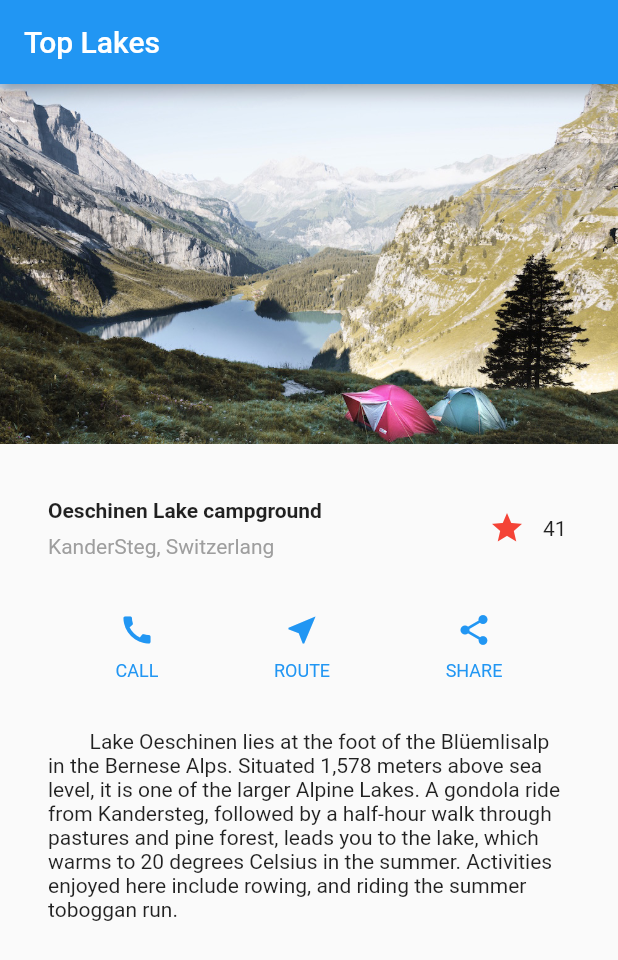
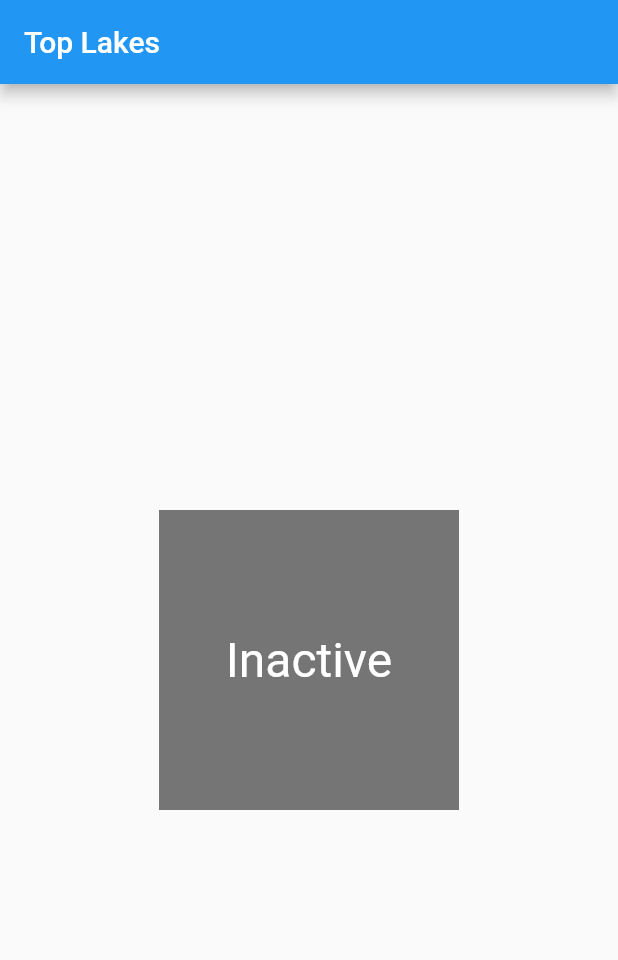
Before and after one commit to ggggxiaolong/flutter_app, a Flutter app: the screen it shows after launch, on a phone screen of 412 x 824 dp. Shown: the top 960 px of the screen. Run offline on Flutter 3.47's test engine with Material 2 defaults, Android fonts, the phone set to English and light mode, and no system bars.

Commit message:
widget manage its own state

```diff
--- a/lib/main.dart
+++ b/lib/main.dart
@@ -5,148 +5,51 @@ void main() => runApp(new MyApp());
 class MyApp extends StatelessWidget {
   @override
   Widget build(BuildContext context) {
-    final Widget titleSection = new Container(
-      padding: const EdgeInsets.all(32.0),
-      child: new Row(
-        children: <Widget>[
-          new Expanded(
-            child: new Column(
-              crossAxisAlignment: CrossAxisAlignment.start,
-              children: <Widget>[
-                new Container(
-                  padding: const EdgeInsets.only(bottom: 8.0),
-                  child: new Text(
-                    'Oeschinen Lake campground',
-                    style: new TextStyle(
-                      fontWeight: FontWeight.bold,
-                    ),
-                  ),
-                ),
-                new Text(
-                  'KanderSteg, Switzerlang',
-                  style: new TextStyle(
-                    color: Colors.grey[500],
-                  ),
-                ),
-              ],
-            ),
-          ),
-          new FavoriteWidget(),
-        ],
-      ),
-    );
-
-    final Widget buttonSection = new Container(
-      child: new Row(
-        mainAxisAlignment: MainAxisAlignment.spaceEvenly,
-        children: <Widget>[
-          _buildButtonColum(context, Icons.call, 'CALL'),
-          _buildButtonColum(context, Icons.near_me, 'ROUTE'),
-          _buildButtonColum(context, Icons.share, 'SHARE'),
-        ],
-      ),
-    );
-
-    final textSection = new Container(
-      padding: const EdgeInsets.all(32.0),
-      child: new Text(
-        '''
-        Lake Oeschinen lies at the foot of the Blüemlisalp in the Bernese Alps. Situated 1,578 meters above sea level, it is one of the larger Alpine Lakes. A gondola ride from Kandersteg, followed by a half-hour walk through pastures and pine forest, leads you to the lake, which warms to 20 degrees Celsius in the summer. Activities enjoyed here include rowing, and riding the summer toboggan run.
-        ''',
-        softWrap: true,
-      ),
-    );
-
     return new MaterialApp(
       title: 'Flutter Demo',
-      theme: new ThemeData(
-        primarySwatch: Colors.blue,
-      ),
       home: new Scaffold(
         appBar: new AppBar(
           title: new Text('Top Lakes'),
         ),
-        body: new ListView(
-          children: <Widget>[
-            new Image.asset(
-              'images/lake.jpg',
-              width: 600.0,
-              height: 240.0,
-              fit: BoxFit.cover,
-            ),
-            titleSection,
-            buttonSection,
-            textSection,
-          ],
+        body: new Center(
+          child: new TapboxA(),
         ),
       ),
     );
   }
-
-  Column _buildButtonColum(BuildContext context, IconData icon, String label){
-    final Color color = Theme.of(context).primaryColor;
-
-    return new Column(
-      mainAxisSize: MainAxisSize.min,
-      mainAxisAlignment: MainAxisAlignment.center,
-      children: <Widget>[
-        new Icon(icon, color: color,),
-        new Container(
-          margin: const EdgeInsets.only(top: 8.0),
-          child: new Text(
-            label,
-            style: new TextStyle(
-              fontSize: 12.0,
-              fontWeight: FontWeight.w400,
-              color: color,
-            ),
-          ),
-        )
-      ],
-    );
-  }
 }
 
-class FavoriteWidget extends StatefulWidget {
+class TapboxA extends StatefulWidget {
+  TapboxA({Key key}) : super(key: key);
   @override
-    _FavoriteWidgetState createState() => new _FavoriteWidgetState();
+    _TapboxState createState() => new _TapboxState();
 }
 
-class _FavoriteWidgetState extends State<FavoriteWidget> {
-  bool _isFavorited = true;
-  int _favotiteCount = 41;
+class _TapboxState extends State<TapboxA>                   {
+  bool _active = false;
 
-  void _toggleFavorite() {
+  void _handleTap() {
     setState(() {
-      if (_isFavorited) {
-        _favotiteCount -= 1;
-        _isFavorited = false;
-      } else {
-        _favotiteCount += 1;
-        _isFavorited = true;
-      }
+      _active = !_active;
     });
   }
   @override
     Widget build(BuildContext context) {
-      return new Row(
-        mainAxisSize: MainAxisSize.min,
-        children: <Widget>[
-         new Container(
-           padding: new EdgeInsets.all(0.0),
-           child: new IconButton(
-             icon: (_isFavorited? new Icon(Icons.star):new Icon(Icons.star_border)),
-             color: Colors.red[500],
-             onPressed: _toggleFavorite,
-           ),
-         ),
-         new SizedBox(
-           width: 18.0,
-           child: new Container(
-             child: new Text('$_favotiteCount'),
-           ),
-         )
-        ],
+      return new GestureDetector(
+        onTap: _handleTap,
+        child: new Container(
+          child: new Center(
+            child: new Text(
+              _active ? 'Active' : 'Inactive',
+              style: new TextStyle(fontSize:  32.0, color: Colors.white),
+            ),
+          ),
+          width: 200.0,
+          height: 200.0,
+          decoration: new BoxDecoration(
+            color: _active? Colors.lightGreen[700] : Colors.grey[600],
+          ),
+        ),
       );
     }
 }
```
